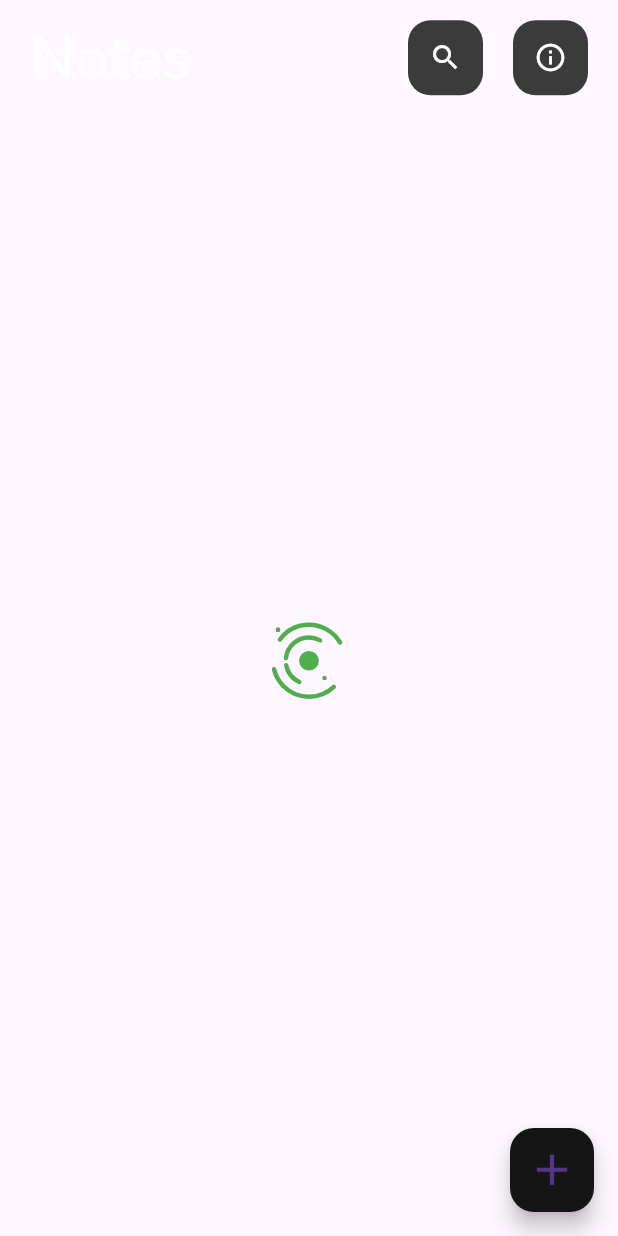
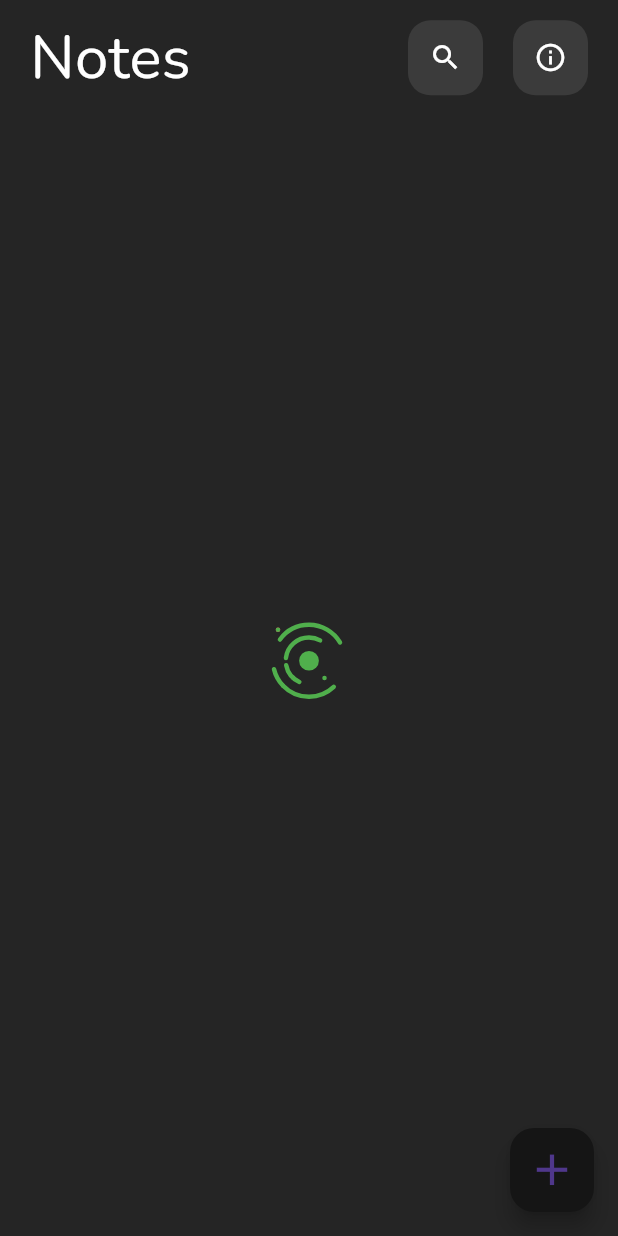
Before and after one commit to ItFlutter/notesappflutter, a Flutter app: the HomePage screen opened by its route, on a phone screen of 412 x 824 dp. Run offline on Flutter 3.47's test engine with Material 3 defaults, Android fonts, the phone set to English and light mode, and no system bars; our stand-ins replace dartz, flutter_slidable, get, lottie, shared_preferences; accounts and stored records are empty.

Commit message:
fix bugs

```diff
--- a/lib/core/constant/apptheme.dart
+++ b/lib/core/constant/apptheme.dart
@@ -5,6 +5,7 @@ ThemeData? theme = ThemeData(
     appBarTheme:
         const AppBarTheme(backgroundColor: Colors.transparent, elevation: 0.0),
     canvasColor: AppColor.backgroundColor,
+    scaffoldBackgroundColor: AppColor.backgroundColor,
     fontFamily: "Nunito",
     floatingActionButtonTheme: const FloatingActionButtonThemeData(
         backgroundColor: Color(0xff151515)));
--- a/lib/linkapi.dart
+++ b/lib/linkapi.dart
@@ -1,7 +1,7 @@
 class AppLink {
   //===========================SERVER=================================
-  // static const String server = "http://192.168.1.109/notesapp";
-  static const String server = "https://notesappit.000webhostapp.com/notesapp";
+  static const String server = "http://192.168.1.108/notesapp";
+  // static const String server = "https://notesappit.000webhostapp.com/notesapp";
   //===========================AUTH=================================
   static const String login = "$server/auth/login.php";
   static const String signup = "$server/auth/signup.php";
--- a/pubspec.yaml
+++ b/pubspec.yaml
@@ -34,7 +34,7 @@ dependencies:
   dartz: ^0.10.1
   shared_preferences: ^2.1.1
   lottie: ^1.4.2
-  flutter_slidable: ^2.0.0
+  flutter_slidable: ^3.1.2
   # The following adds the Cupertino Icons font to your application.
   # Use with the CupertinoIcons class for iOS style icons.
   cupertino_icons: ^1.0.2
```
Also changed, not shown: pubspec.lock, 2 other files.
